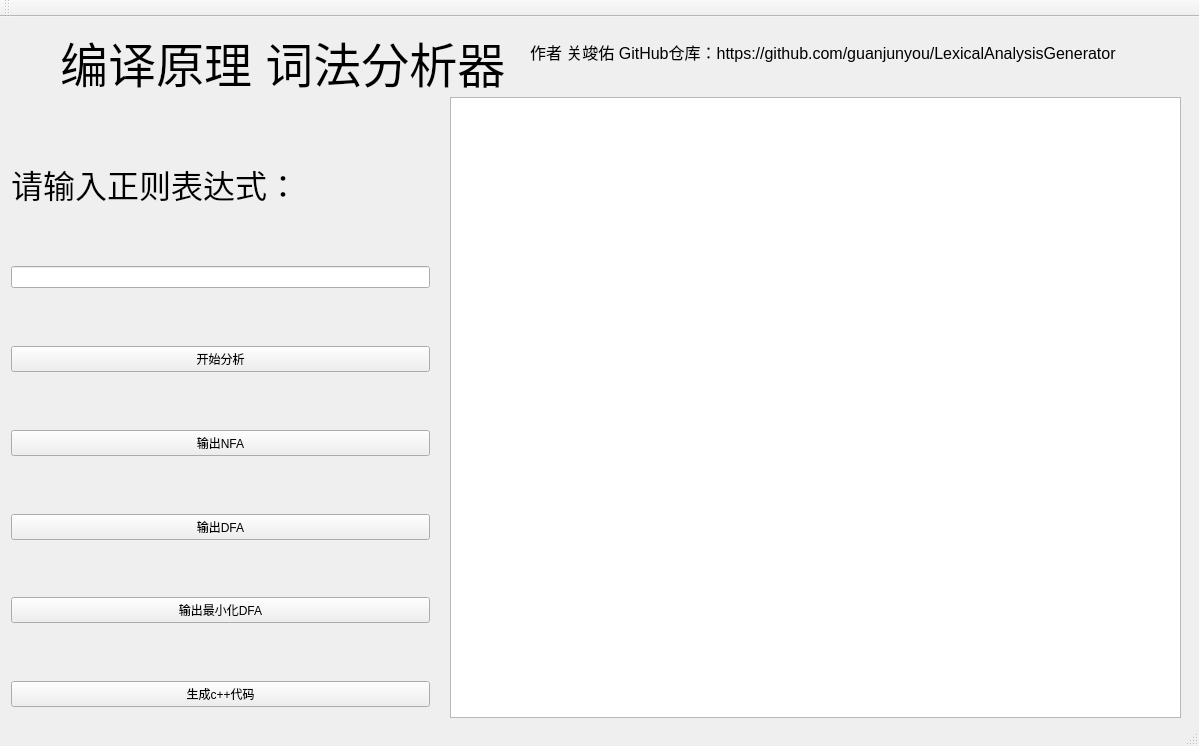
This is parsing/parsing.ui in guanjunyou/LexicalAnalysisGenerator as Qt 5 draws it before an edit. The edited form follows.
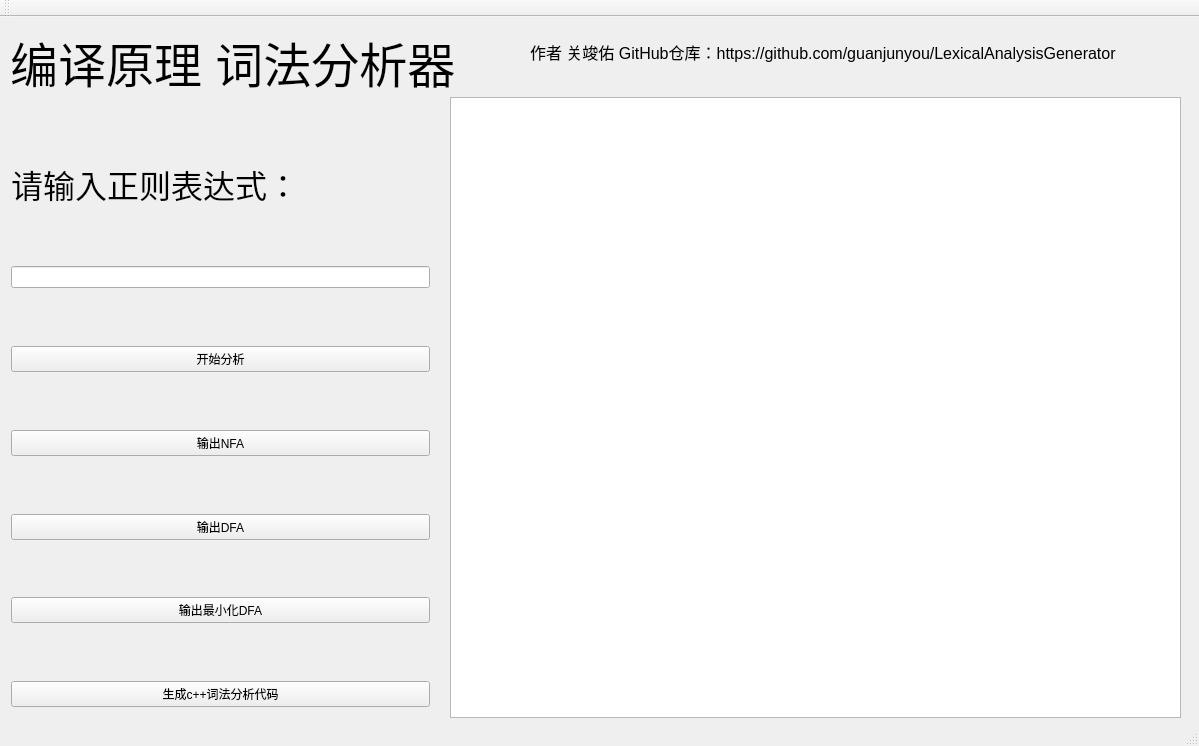
This is the edited form.

Commit message: [FIX]增加正闭包

The edit to the form file:
```diff
--- a/parsing/parsing.ui
+++ b/parsing/parsing.ui
@@ -17,7 +17,7 @@
    <widget class="QLabel" name="label_2">
     <property name="geometry">
      <rect>
-      <x>60</x>
+      <x>10</x>
       <y>10</y>
       <width>511</width>
       <height>61</height>
@@ -179,7 +179,7 @@
      <item>
       <widget class="QPushButton" name="pushButton_5">
        <property name="text">
-        <string>生成c++代码</string>
+        <string>生成c++词法分析代码</string>
        </property>
       </widget>
      </item>
```
The commit also changes 2 other files.
